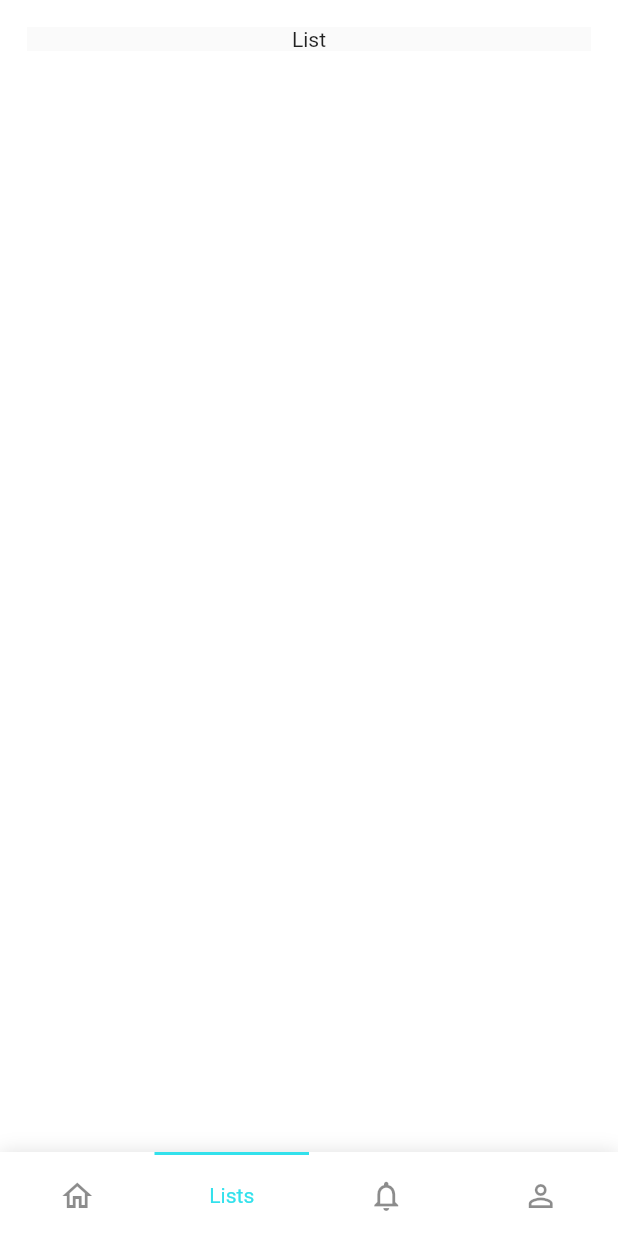
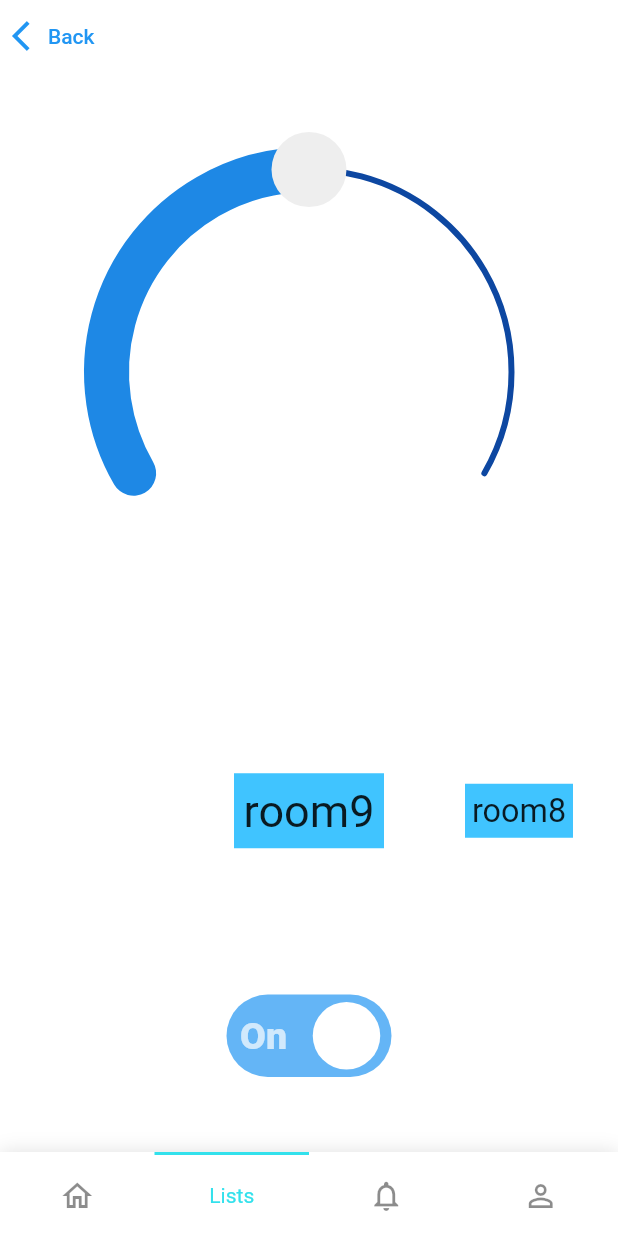
Before and after one commit to XxExecut0rxX/Final_Project_Domotic, a Flutter app: the screen it shows after launch, item 2 of the bottom bar chosen, on a phone screen of 412 x 824 dp. Run offline on Flutter 3.47's test engine with Material 2 defaults, Android fonts, the phone set to English and light mode, and no system bars; drawn by our look-alikes of flutter_switch, scroll_snap_list, sleek_circular_slider, titled_navigation_bar; our stand-ins replace firebase_database; accounts and stored records are empty.

Commit message:
adding screen light page

```diff
--- /dev/null
+++ b/lib/home/cards/button_lights_screen/button_light_screen.dart
@@ -0,0 +1,153 @@
+// ignore_for_file: camel_case_types, duplicate_ignore
+
+import 'package:flutter/material.dart';
+import 'package:flutter_switch/flutter_switch.dart';
+import 'package:sleek_circular_slider/sleek_circular_slider.dart';
+import 'package:scroll_snap_list/scroll_snap_list.dart';
+
+// ignore: camel_case_types
+class lightButtonScreen extends StatefulWidget {
+  const lightButtonScreen({ Key? key }) : super(key: key);
+
+  @override
+  _lightButtonScreenState createState() => _lightButtonScreenState();
+}
+
+class _lightButtonScreenState extends State<lightButtonScreen> {
+
+  final bar = Row(
+    children: [
+      TextButton(
+        onPressed: (){},
+        child: Row(
+          children: const [
+            Icon(Icons.arrow_back_ios),
+            Text('Back'),
+          ],
+        ),
+      ),
+    ],
+  );
+
+  final slider = SleekCircularSlider(
+
+    appearance: CircularSliderAppearance(
+      infoProperties: InfoProperties(
+        mainLabelStyle: const TextStyle(
+          color: Colors.transparent,
+        ),
+      ),
+      size: 300,
+      customColors: CustomSliderColors(
+        hideShadow: true,
+        shadowMaxOpacity: 0.2,
+        shadowStep: 30,
+        trackColor: Colors.blue.shade900,
+        dotColor: Colors.grey.shade200,
+        progressBarColor: Colors.blue.shade600,
+      ),
+      customWidths: CustomSliderWidths(
+        trackWidth: 4,
+        handlerSize: 25,
+      ),
+    ),
+    onChange: (double value) {
+    }
+  );
+
+  bool status = true;
+
+  //horizontal snap bar
+  List<String> data = [
+    'room9',
+    'room8',
+    'room7',
+    'room6',
+    'room5',
+    'room4',
+    'room3'
+  ];
+  int _focusedIndex = 0;
+
+  Widget _buildListItem(BuildContext context, int index) {
+    //horizontal
+    if (index == data.length) {
+      return const Center(
+        child: CircularProgressIndicator(),
+      );
+    }
+    return SizedBox(
+      width: 140,
+      height: 1,
+      child: Column(
+        mainAxisAlignment: MainAxisAlignment.center,
+        children: [
+          Container(
+            height: 50,
+            width: 100,
+            color: Colors.lightBlueAccent,
+            child: Center(
+                child: Text(
+              "${data[index]}",
+              style: TextStyle(fontSize: 30),
+            )),
+          )
+        ],
+      ),
+    )
+    ;
+  }
+
+  void _onItemFocus(int index) {
+    setState(() {
+      _focusedIndex = index;
+    });
+  }
+  //main widget
+  @override
+  Widget build(BuildContext context) {
+    return SafeArea(
+      child: Column(
+        children: [
+          bar,
+          const SizedBox(height: 50,),
+          slider,
+          const SizedBox(height: 50,),
+          Expanded(
+            child: ScrollSnapList(
+              onItemFocus: _onItemFocus,
+              itemSize: 140,
+              dynamicItemSize: true,
+              itemBuilder: _buildListItem,
+              itemCount: data.length,
+              reverse: false,
+            ),
+          ),
+          const SizedBox(height: 30,),
+          FlutterSwitch(
+            width: 110.0,
+            height: 55.0,
+            valueFontSize: 25.0,
+            toggleSize: 50.0,
+            value: status,
+            borderRadius: 30.0,
+            padding: 5.0,
+            activeText: 'On',
+            inactiveText: 'Off',
+            showOnOff: true,
+            activeColor: Colors.blue.shade300,
+            inactiveColor: Colors.black12,
+            onToggle: (val) {
+              setState(() {
+                status = val;
+              });
+            },
+          ),
+          const SizedBox(
+            height: 50,
+          ),
+        ],
+      ),
+    );
+  }
+}
--- a/lib/home/cards/card_electricity.dart
+++ b/lib/home/cards/card_electricity.dart
@@ -50,7 +50,7 @@ class _CardElectricityState extends State<CardElectricity> {
       ],
     );
 
-    return Container(
+    return SizedBox(
       width: 156,
       height: 232,
       child: Row(
--- a/lib/main.dart
+++ b/lib/main.dart
@@ -1,5 +1,7 @@
 import 'package:animations/animations.dart';
 import 'package:flutter/material.dart';
+import 'package:pro_final/home/cards/button_lights_screen/button_light_screen.dart';
+import 'package:pro_final/home/cards/button_lights_screen/test.dart';
 import 'package:pro_final/home/main_home.dart';
 import 'package:pro_final/home/profile_screen/profile_Screen.dart';
 import 'package:pro_final/home/notifications_screen/notif_screen.dart';
@@ -19,7 +21,6 @@ class MyApp extends StatefulWidget {
 
 class _MyAppState extends State<MyApp> {
   int pageIndex = 0;
-
   List<Widget> pageList = [
     MainHome(),
     const ListScreen(),
@@ -36,12 +37,9 @@ class _MyAppState extends State<MyApp> {
       ),
       home: Scaffold(
         backgroundColor: Colors.white,
-        body: Padding(
-          padding: const EdgeInsets.all(18.0),
-          child: Column(
-            children: [
+        body: const lightButtonScreen(),
             //pageList[pageIndex],
-              PageTransitionSwitcher(
+            /*PageTransitionSwitcher(
               transitionBuilder: (child, primaryAnimation, secondaryAnimation) =>
               FadeThroughTransition(
                 animation: primaryAnimation,
@@ -50,10 +48,7 @@ class _MyAppState extends State<MyApp> {
                 child: child,
                 ),
                 child: pageList[pageIndex],
-                ),
-            ],
-          ),
-        ),
+              ),*/
         bottomNavigationBar: TitledBottomNavigationBar(
           activeColor: const Color(0xFF33E1EC),
           inactiveColor: Colors.black45,
--- a/lib/mic_screen/mic_Screen.dart
+++ b/lib/mic_screen/mic_Screen.dart
@@ -12,6 +12,7 @@ class micScreen extends StatefulWidget {
 class _micScreenState extends State<micScreen> {
   @override
   Widget build(BuildContext context) {
+    // ignore: avoid_unnecessary_containers
     return Container(
 
       child: Column(
--- a/pubspec.yaml
+++ b/pubspec.yaml
@@ -37,7 +37,9 @@ dependencies:
   firebase_database: ^7.2.0
   titled_navigation_bar: ^5.0.0-nullsafety.0
   animations: ^2.0.0
-
+  flutter_switch: ^0.3.2
+  sleek_circular_slider: ^2.0.1
+  scroll_snap_list: ^0.8.2
 
 dev_dependencies:
   flutter_test:
```
Also changed, not shown: lib/home/cards/button_lights_screen/test.dart (added, +66 -0 lines), pubspec.lock. Lines whose indentation alone changed are shown as unchanged.
